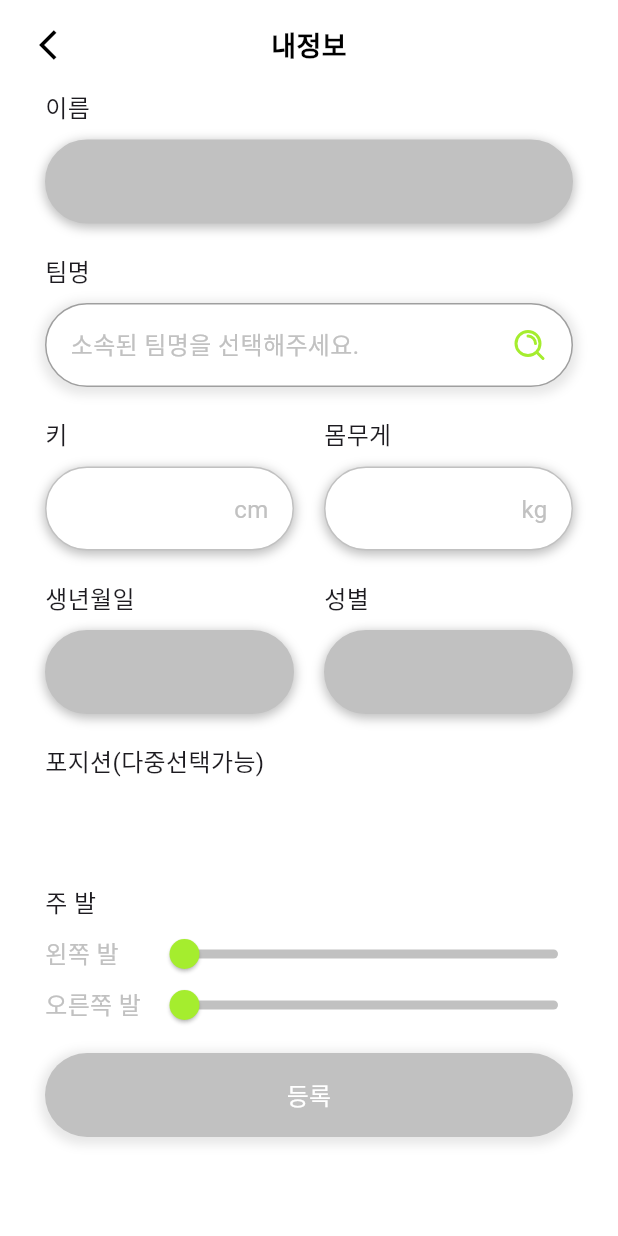
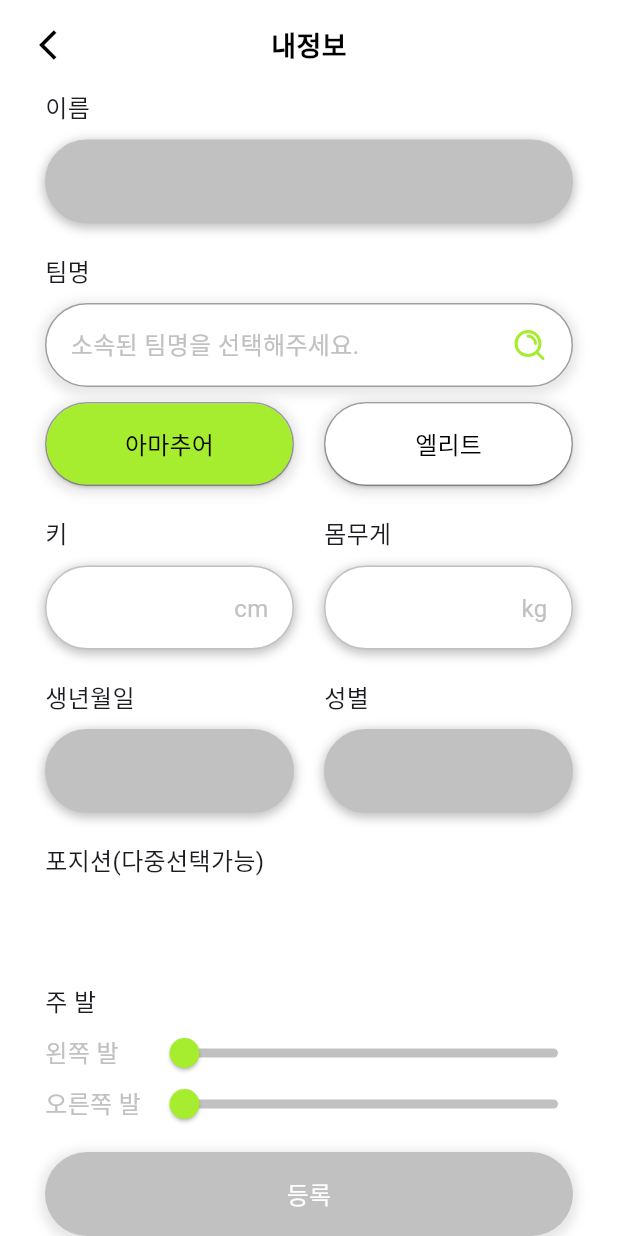
Before and after one commit to Younggun-Kim/PhysicalNote, a Flutter app: the MyInformationPage screen opened directly with empty values, on a phone screen of 412 x 824 dp. Run offline on Flutter 3.47's test engine with Material 3 defaults, Android fonts, the phone set to English and light mode, and no system bars; our stand-ins replace easy_rich_text, fl_chart, flutter_svg, fluttertoast, get, get_storage and 4 more; accounts and stored records are empty; network calls fail; statements that could not run were skipped.

Commit message:
내정보에 엘리트/아마추어 추가

```diff
--- a/lib/app/ui/page/information_registration/information_registration_controller.dart
+++ b/lib/app/ui/page/information_registration/information_registration_controller.dart
@@ -19,21 +19,18 @@ class InformationRegistrationController extends BaseController {
   Rx<SearchCategoryListItemUiState?> sports =
       (null as SearchCategoryListItemUiState?).obs;
 
-  /// 아마추어 선택 여부.
-  var isAmateur = false.obs;
-
   /// 엘리트 선택 여부.
-  var isElite = false.obs;
+  // ignore: cast_from_null_always_fails
+  Rx<bool?>isElite = (null as bool?).obs;
 
   /// 다음 버튼 활성화 여부.
   late var isEnabledNext = CombineLatestStream(
     [
       category.behaviorStream.map((event) => event != null),
       sports.behaviorStream.map((event) => event != null),
-      isAmateur.behaviorStream,
-      isElite.behaviorStream
+      isElite.behaviorStream.map((event) => event != null),
     ],
-        (values) => values[0] && values[1] && (values[2] || values[3]),
+        (values) => values[0] && values[1] && values[2],
   ).toObs(false);
 
   /// 종목 클릭.
@@ -81,25 +78,24 @@ class InformationRegistrationController extends BaseController {
 
   /// 아마추어 클릭.
   void onPressedAmateur() {
-    isAmateur.value = true;
     isElite.value = false;
   }
 
   /// 엘리트 클릭.
   void onPressedElite() {
-    isAmateur.value = false;
     isElite.value = true;
   }
 
   /// 다음 클릭.
   Future<void> onPressedNext() async {
     final workoutId = sports.value?.id;
+    final elite = isElite.value;
 
-    if (workoutId == null) {
+    if (workoutId == null || elite == null) {
       return;
     }
 
-    final args = MyInformationArgs(workoutId: workoutId);
+    final args = MyInformationArgs(workoutId: workoutId, isElite: elite);
     await Get.toNamed(RouteType.MY_INFORMATION, arguments: args);
   }
 }
--- a/lib/app/ui/page/information_registration/information_registration_page.dart
+++ b/lib/app/ui/page/information_registration/information_registration_page.dart
@@ -44,7 +44,7 @@ class InformationRegistrationPage
                     child: Obx(
                       () => RoundButton(
                         text: StringRes.amateur.tr,
-                        isSelected: controller.isAmateur.value,
+                        isSelected: controller.isElite.value == false,
                         backgroundColor: ColorRes.white,
                         selectedColor: ColorRes.primary,
                         textStyle: const TextStyle(
@@ -66,7 +66,7 @@ class InformationRegistrationPage
                       () => RoundButton(
                         text: StringRes.elite.tr,
                         isEnabled: true,
-                        isSelected: controller.isElite.value,
+                        isSelected: controller.isElite.value == true,
                         backgroundColor: ColorRes.white,
                         selectedColor: ColorRes.primary,
                         textStyle: const TextStyle(
--- a/lib/app/ui/page/my_information/my_information_args.dart
+++ b/lib/app/ui/page/my_information/my_information_args.dart
@@ -2,7 +2,11 @@ class MyInformationArgs {
   /// 운동 Id.
   final int workoutId;
 
+  /// 엘리트 여부.
+  final bool isElite;
+
   MyInformationArgs({
     required this.workoutId,
+    required this.isElite,
   });
 }
--- a/lib/app/ui/page/my_information/my_information_controller.dart
+++ b/lib/app/ui/page/my_information/my_information_controller.dart
@@ -25,6 +25,9 @@ class MyInformationController extends BaseController {
 
   /// 팀명 / 코치 명.
   var team = "".obs;
+
+  /// 엘리트 여부.
+  late final isElite = args.isElite.obs;
 
   /// 키.
   var height = "".obsWithController;
@@ -72,7 +75,6 @@ class MyInformationController extends BaseController {
   void onInit() {
     super.onInit();
     _loadUserData();
-    // loadWorkoutPositionData(0);
     pagingController.start((pageKey) => _loadWorkoutPositionData(pageKey));
   }
 
@@ -112,6 +114,11 @@ class MyInformationController extends BaseController {
         await Get.toNamed(RouteType.SEARCH_TEAMS) as SearchTeamsListItemUiState;
     teamUiState = uiState;
     team.value = teamUiState?.clubAndCoach ?? "";
+  }
+
+  /// 엘리트/아마추어 클릭.
+  void onPressedElite(bool value) {
+    isElite.value = value;
   }
 
   /// 등록 클릭.
--- a/lib/app/ui/page/my_information/my_information_page.dart
+++ b/lib/app/ui/page/my_information/my_information_page.dart
@@ -22,6 +22,8 @@ class MyInformationPage extends GetView<MyInformationController> {
               _Name(),
               const SizedBox(height: 20),
               _Team(),
+              const SizedBox(height: 10),
+              _Elite(),
               const SizedBox(height: 20),
               _HeightWeight(),
               const SizedBox(height: 20),
@@ -112,6 +114,57 @@ class _Team extends GetView<MyInformationController> {
               onTap: () async {
                 controller.onPressedTeamName();
               },
+            ),
+          ),
+        ],
+      ).paddingSymmetric(horizontal: 30);
+}
+
+/// 엘리트, 아마추어 여부
+class _Elite extends GetView<MyInformationController> {
+  @override
+  Widget build(BuildContext context) => Row(
+        children: [
+          Expanded(
+            child: Obx(
+              () => RoundButton(
+                text: StringRes.amateur.tr,
+                isSelected: controller.isElite.value == false,
+                backgroundColor: ColorRes.white,
+                selectedColor: ColorRes.primary,
+                textStyle: const TextStyle(
+                  color: ColorRes.fontBlack,
+                  fontSize: 16,
+                ),
+                selectedTextStyle: const TextStyle(
+                  color: ColorRes.fontBlack,
+                  fontSize: 16,
+                ),
+                border: Border.all(color: ColorRes.borderDeselect),
+                onPressed: () => controller.onPressedElite(false),
+              ),
+            ),
+          ),
+          const SizedBox(width: 20),
+          Expanded(
+            child: Obx(
+              () => RoundButton(
+                text: StringRes.elite.tr,
+                isEnabled: true,
+                isSelected: controller.isElite.value == true,
+                backgroundColor: ColorRes.white,
+                selectedColor: ColorRes.primary,
+                textStyle: const TextStyle(
+                  color: ColorRes.fontBlack,
+                  fontSize: 16,
+                ),
+                selectedTextStyle: const TextStyle(
+                  color: ColorRes.fontBlack,
+                  fontSize: 16,
+                ),
+                border: Border.all(color: ColorRes.borderDeselect),
+                onPressed: () => controller.onPressedElite(true),
+              ),
             ),
           ),
         ],
```
Also changed, not shown: lib/app/data/workout/workout_api.dart (+5 -8 lines), lib/app/ui/page/search_category/search_category_controller.dart (+6 -5 lines).
